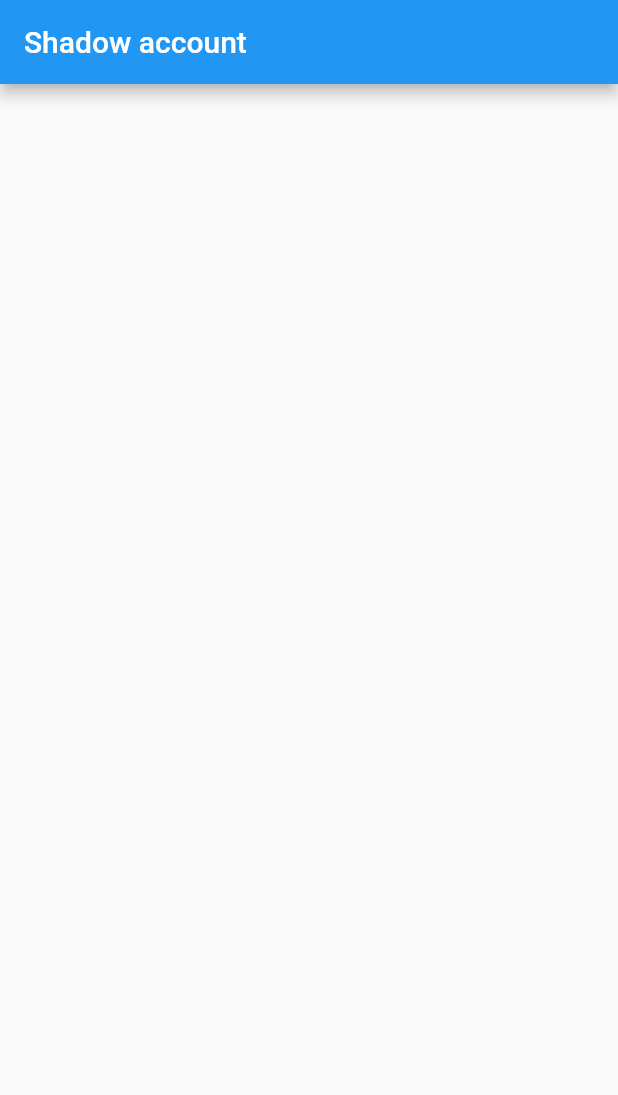
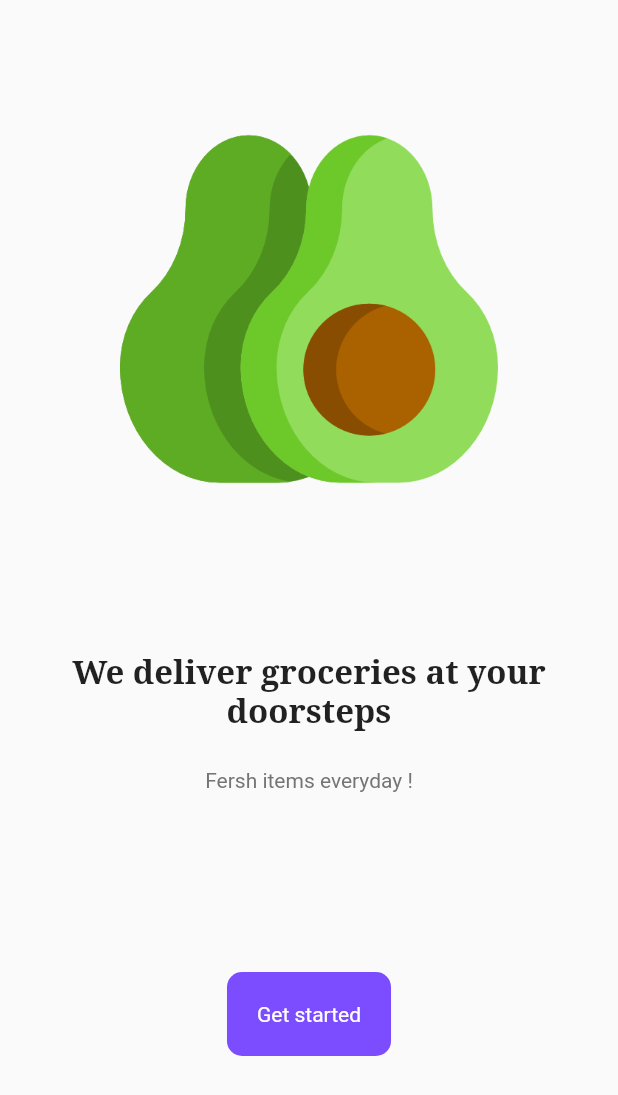
Before and after one commit to ruturaj2196/flutter_demo_project_new, a Flutter app: the screen it shows after launch, on a phone screen of 412 x 824 dp. Shown: the top 1095 px of the screen. Run offline on Flutter 3.47's test engine with Material 2 defaults, Android fonts, the phone set to English and light mode, and no system bars; our stand-ins replace fl_chart, flutter_slidable, google_fonts, hive, hive_flutter, lottie and 2 more; missing offline and left inert: simple_barcode_scanner; accounts and stored records are empty; key blocks and very long unbroken strings in the code were emptied for the run.

Commit message:
created a new folder named grocery_store

```diff
--- /dev/null
+++ b/lib/grocery_store/model/cart_model.dart
@@ -0,0 +1,34 @@
+import 'package:flutter/material.dart';
+
+class CartModel extends ChangeNotifier {
+  final List _shopItems = [
+    ['Avacado', '40', 'lib/grocery_store/images/avocado.png', Colors.green],
+    ['Banana', '35', 'lib/grocery_store/images/banana.png', Colors.yellow],
+    ['Chicken', '180', 'lib/grocery_store/images/chicken.png', Colors.brown],
+    ['Water', '25', 'lib/grocery_store/images/water.png', Colors.blue],
+  ];
+
+  List _cartItems = [];
+
+  get shopItems => _shopItems;
+
+  get cartItems => _cartItems;
+
+  void addItemToCart(int index) {
+    _cartItems.add(_shopItems[index]);
+    notifyListeners();
+  }
+
+  void removeItemFromCArt(int index) {
+    _cartItems.removeAt(index);
+    notifyListeners();
+  }
+
+  String calculateTotal() {
+    double totalPrice = 0;
+    for (int i = 0; i < _cartItems.length; i++) {
+      totalPrice += double.parse(_cartItems[i][1]);
+    }
+    return totalPrice.toStringAsFixed(2);
+  }
+}
--- /dev/null
+++ b/lib/grocery_store/pages/intro_page.dart
@@ -0,0 +1,59 @@
+import 'package:flutter/material.dart';
+import 'package:flutter_practice/grocery_store/pages/grocery_home_page.dart';
+import 'package:google_fonts/google_fonts.dart';
+
+class IntroPage extends StatelessWidget {
+  const IntroPage({super.key});
+
+  @override
+  Widget build(BuildContext context) {
+    return Scaffold(
+      body: Column(
+        children: [
+          Padding(
+            padding: const EdgeInsets.all(80.0),
+            child: Image.asset('lib/grocery_store/images/avocado.png'),
+          ),
+          Padding(
+            padding: const EdgeInsets.all(24),
+            child: Text(
+              'We deliver groceries at your doorsteps',
+              textAlign: TextAlign.center,
+              style: GoogleFonts.notoSerif(
+                fontSize: 22,
+                fontWeight: FontWeight.bold,
+              ),
+            ),
+          ),
+          Text(
+            'Fersh items everyday !',
+            style: TextStyle(
+              color: Colors.grey[600],
+            ),
+          ),
+          const Spacer(),
+          GestureDetector(
+            onTap: () => Navigator.pushReplacement(
+              context,
+              MaterialPageRoute(
+                builder: (ctx) => const GroceryHomePage(),
+              ),
+            ),
+            child: Container(
+              padding: const EdgeInsets.all(20),
+              decoration: BoxDecoration(
+                color: Colors.deepPurpleAccent,
+                borderRadius: BorderRadius.circular(10),
+              ),
+              child: const Text(
+                'Get started',
+                style: TextStyle(color: Colors.white),
+              ),
+            ),
+          ),
+          const Spacer(),
+        ],
+      ),
+    );
+  }
+}
--- a/lib/main.dart
+++ b/lib/main.dart
@@ -1,5 +1,6 @@
 import 'package:flutter/material.dart';
-import 'package:flutter_practice/dattamob/shadow_account.dart';
+import 'package:flutter_practice/grocery_store/model/cart_model.dart';
+import 'package:flutter_practice/grocery_store/pages/intro_page.dart';
 import 'package:hive_flutter/adapters.dart';
 import 'package:provider/provider.dart';
 
@@ -20,14 +21,14 @@ class MyApp extends StatelessWidget {
     return MultiProvider(
       providers: [
         ChangeNotifierProvider(
-          create: (ctx) => DataProvider(),
+          create: (ctx) => CartModel(),
           builder: (context, child) => MaterialApp(
             title: 'Flutter Demo',
             debugShowCheckedModeBanner: false,
             theme: ThemeData(
               primarySwatch: Colors.blue,
             ),
-            home: const ShadowAccount(),
+            home: const IntroPage(),
           ),
         ),
       ],
```
Also changed, not shown: lib/grocery_store/components/grocery_item_tile.dart (added, +51 -0 lines), lib/grocery_store/pages/cart_page.dart (added, +132 -0 lines), lib/grocery_store/pages/grocery_home_page.dart (added, +91 -0 lines), pubspec.yaml (+6 -3 lines), lib/grocery_store/images/avocado.png (added), lib/grocery_store/images/banana.png (added), lib/grocery_store/images/chicken.png (added), lib/grocery_store/images/water.png (added), pubspec.lock.
